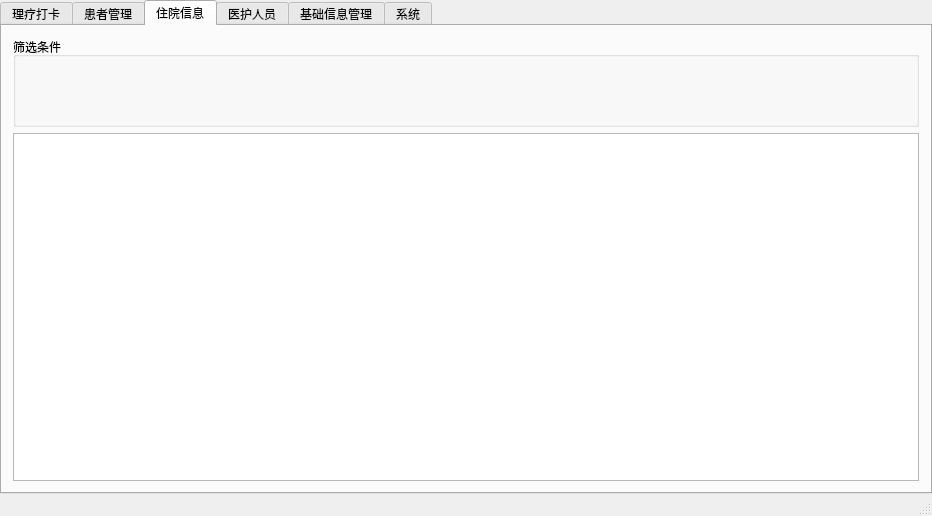
Above: PhysioMgr/MainWindow.ui from yuylong/PhysioMgr before the change. Below: the same form after it.
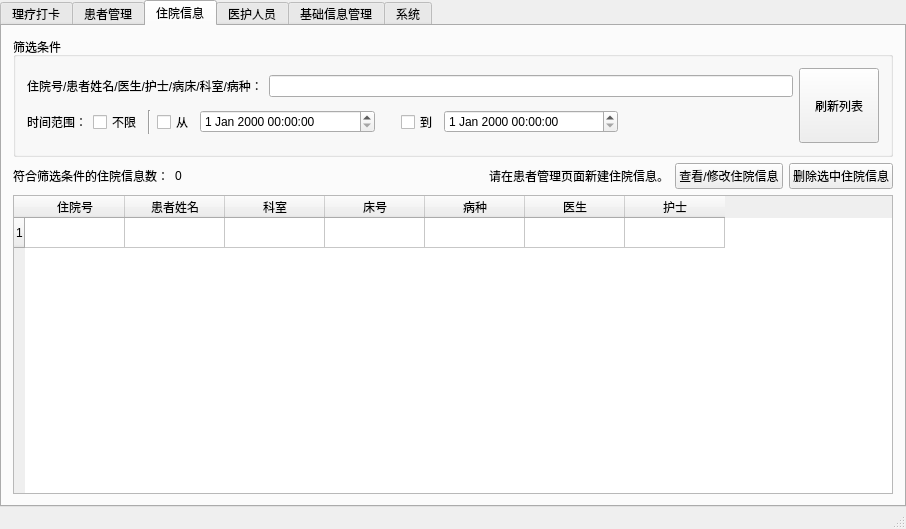
That is the form after the change. The open tabs and pages were chosen to show the change.

Commit message: Design the hospi management tab page.

What changed in the file:
```diff
--- a/PhysioMgr/MainWindow.ui
+++ b/PhysioMgr/MainWindow.ui
@@ -6,8 +6,8 @@
    <rect>
     <x>0</x>
     <y>0</y>
-    <width>932</width>
-    <height>516</height>
+    <width>876</width>
+    <height>529</height>
    </rect>
   </property>
   <property name="windowTitle">
@@ -317,7 +317,7 @@
        <attribute name="title">
         <string>住院信息</string>
        </attribute>
-       <layout class="QVBoxLayout" name="verticalLayout">
+       <layout class="QVBoxLayout" name="verticalLayout" stretch="0,0,1">
         <item>
          <widget class="QGroupBox" name="groupBox_4">
           <property name="minimumSize">
@@ -329,10 +329,206 @@
           <property name="title">
            <string>筛选条件</string>
           </property>
+          <layout class="QHBoxLayout" name="horizontalLayout_14" stretch="1,0">
+           <item>
+            <layout class="QVBoxLayout" name="verticalLayout_8">
+             <item>
+              <layout class="QHBoxLayout" name="horizontalLayout_13">
+               <item>
+                <widget class="QLabel" name="label_8">
+                 <property name="text">
+                  <string>住院号/患者姓名/医生/护士/病床/科室/病种：</string>
+                 </property>
+                </widget>
+               </item>
+               <item>
+                <widget class="QLineEdit" name="lineEdit"/>
+               </item>
+              </layout>
+             </item>
+             <item>
+              <layout class="QHBoxLayout" name="horizontalLayout_12" stretch="0,0,0,0,1,0,0,1,1">
+               <item>
+                <widget class="QLabel" name="label_11">
+                 <property name="text">
+                  <string>时间范围：</string>
+                 </property>
+                </widget>
+               </item>
+               <item>
+                <widget class="QCheckBox" name="checkBox">
+                 <property name="text">
+                  <string>不限</string>
+                 </property>
+                </widget>
+               </item>
+               <item>
+                <widget class="Line" name="line_2">
+                 <property name="orientation">
+                  <enum>Qt::Vertical</enum>
+                 </property>
+                </widget>
+               </item>
+               <item>
+                <widget class="QCheckBox" name="checkBox_2">
+                 <property name="text">
+                  <string>从</string>
+                 </property>
+                </widget>
+               </item>
+               <item>
+                <widget class="QDateTimeEdit" name="dateTimeEdit"/>
+               </item>
+               <item>
+                <spacer name="horizontalSpacer_9">
+                 <property name="orientation">
+                  <enum>Qt::Horizontal</enum>
+                 </property>
+                 <property name="sizeHint" stdset="0">
+                  <size>
+                   <width>20</width>
+                   <height>20</height>
+                  </size>
+                 </property>
+                </spacer>
+               </item>
+               <item>
+                <widget class="QCheckBox" name="checkBox_3">
+                 <property name="text">
+                  <string>到</string>
+                 </property>
+                </widget>
+               </item>
+               <item>
+                <widget class="QDateTimeEdit" name="dateTimeEdit_2"/>
+               </item>
+               <item>
+                <spacer name="horizontalSpacer_8">
+                 <property name="orientation">
+                  <enum>Qt::Horizontal</enum>
+                 </property>
+                 <property name="sizeHint" stdset="0">
+                  <size>
+                   <width>40</width>
+                   <height>20</height>
+                  </size>
+                 </property>
+                </spacer>
+               </item>
+              </layout>
+             </item>
+            </layout>
+           </item>
+           <item>
+            <widget class="QPushButton" name="pbHospiRefrsh">
+             <property name="minimumSize">
+              <size>
+               <width>75</width>
+               <height>75</height>
+              </size>
+             </property>
+             <property name="text">
+              <string>刷新列表</string>
+             </property>
+            </widget>
+           </item>
+          </layout>
          </widget>
         </item>
         <item>
-         <widget class="QTableWidget" name="tblHospiList"/>
+         <layout class="QHBoxLayout" name="horizontalLayout_15" stretch="0,0,1,0,0,0">
+          <item>
+           <widget class="QLabel" name="label_13">
+            <property name="text">
+             <string>符合筛选条件的住院信息数：</string>
+            </property>
+           </widget>
+          </item>
+          <item>
+           <widget class="QLabel" name="leHospiCnt">
+            <property name="text">
+             <string>0</string>
+            </property>
+           </widget>
+          </item>
+          <item>
+           <spacer name="horizontalSpacer_10">
+            <property name="orientation">
+             <enum>Qt::Horizontal</enum>
+            </property>
+            <property name="sizeHint" stdset="0">
+             <size>
+              <width>40</width>
+              <height>20</height>
+             </size>
+            </property>
+           </spacer>
+          </item>
+          <item>
+           <widget class="QLabel" name="label_14">
+            <property name="text">
+             <string>请在患者管理页面新建住院信息。</string>
+            </property>
+           </widget>
+          </item>
+          <item>
+           <widget class="QPushButton" name="pbHospiUpd">
+            <property name="text">
+             <string>查看/修改住院信息</string>
+            </property>
+           </widget>
+          </item>
+          <item>
+           <widget class="QPushButton" name="pbHospiDel">
+            <property name="text">
+             <string>删除选中住院信息</string>
+            </property>
+           </widget>
+          </item>
+         </layout>
+        </item>
+        <item>
+         <widget class="QTableWidget" name="tblHospiList">
+          <property name="rowCount">
+           <number>1</number>
+          </property>
+          <row/>
+          <column>
+           <property name="text">
+            <string>住院号</string>
+           </property>
+          </column>
+          <column>
+           <property name="text">
+            <string>患者姓名</string>
+           </property>
+          </column>
+          <column>
+           <property name="text">
+            <string>科室</string>
+           </property>
+          </column>
+          <column>
+           <property name="text">
+            <string>床号</string>
+           </property>
+          </column>
+          <column>
+           <property name="text">
+            <string>病种</string>
+           </property>
+          </column>
+          <column>
+           <property name="text">
+            <string>医生</string>
+           </property>
+          </column>
+          <column>
+           <property name="text">
+            <string>护士</string>
+           </property>
+          </column>
+         </widget>
         </item>
        </layout>
       </widget>
```
Left out of the diff: 6 changed lines with no effect on the pictures.
